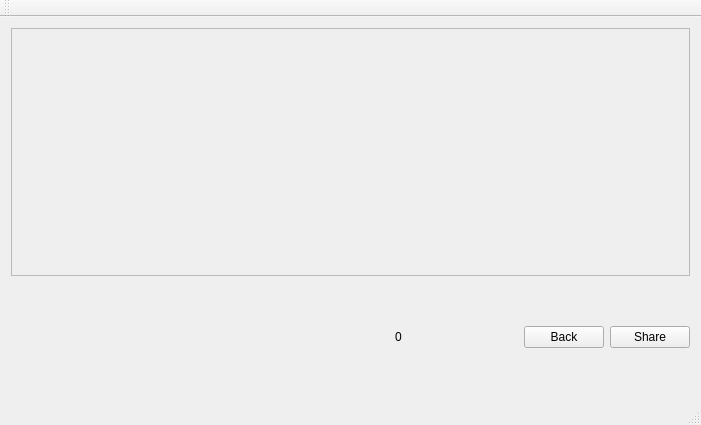
This is mainwindow.ui in bengaDev/FileExchanger as Qt 5 draws it before an edit. The edited form follows.
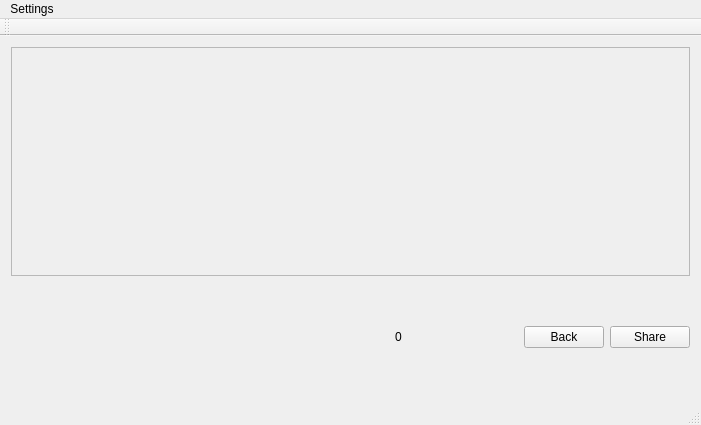
This is the edited form.

Commit message: Settings_and_receiverPathExplore

What changed in the file:
```diff
--- a/mainwindow.ui
+++ b/mainwindow.ui
@@ -25,8 +25,8 @@
         <rect>
          <x>0</x>
          <y>0</y>
-         <width>681</width>
-         <height>228</height>
+         <width>677</width>
+         <height>217</height>
         </rect>
        </property>
       </widget>
@@ -120,9 +120,16 @@
      <x>0</x>
      <y>0</y>
      <width>701</width>
-     <height>20</height>
+     <height>26</height>
     </rect>
    </property>
+   <widget class="QMenu" name="menuSettings">
+    <property name="title">
+     <string>Settings</string>
+    </property>
+    <addaction name="actionChange_Settings"/>
+   </widget>
+   <addaction name="menuSettings"/>
   </widget>
   <widget class="QToolBar" name="mainToolBar">
    <attribute name="toolBarArea">
```
Left out of the diff: 5 changed lines with no effect on the pictures. The commit also changes 13 other files.
